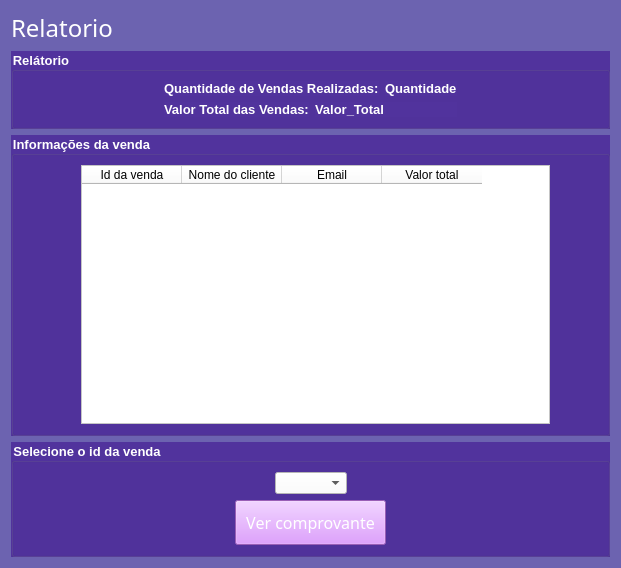
The window that view/relatorio.ui (Michel3-01/Sistema_Loja_de_Roupas) describes before a commit, drawn with Qt 5.
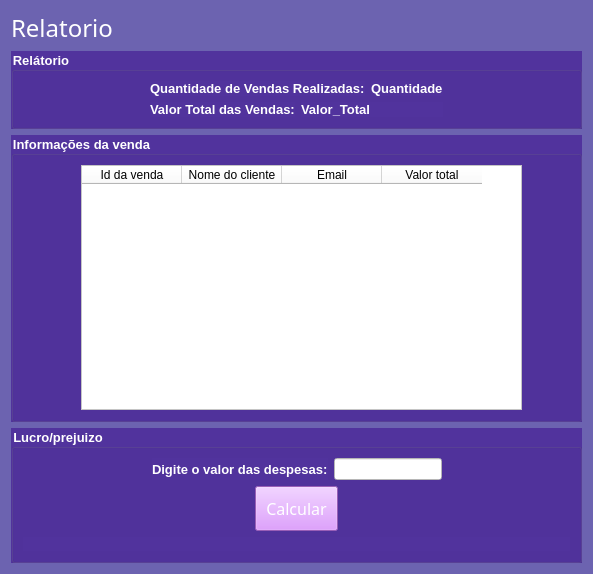
The same window after the commit.

Patch:
```diff
--- a/view/relatorio.ui
+++ b/view/relatorio.ui
@@ -6,8 +6,8 @@
    <rect>
     <x>0</x>
     <y>0</y>
-    <width>621</width>
-    <height>568</height>
+    <width>593</width>
+    <height>574</height>
    </rect>
   </property>
   <property name="windowTitle">
@@ -264,7 +264,7 @@
 color:rgb(255,255,255);</string>
        </property>
        <property name="title">
-        <string>Selecione o id da venda</string>
+        <string>Lucro/prejuizo</string>
        </property>
        <layout class="QVBoxLayout" name="verticalLayout_3">
         <item>
@@ -285,12 +285,33 @@
              </spacer>
             </item>
             <item>
-             <widget class="QComboBox" name="comboBox">
-              <property name="styleSheet">
-               <string notr="true">background-color: rgb(255, 255, 255);
+             <layout class="QHBoxLayout" name="horizontalLayout_8">
+              <item>
+               <widget class="QLabel" name="label_9">
+                <property name="font">
+                 <font>
+                  <pointsize>10</pointsize>
+                  <weight>75</weight>
+                  <bold>true</bold>
+                 </font>
+                </property>
+                <property name="styleSheet">
+                 <string notr="true">color: rgb(255, 255, 255);</string>
+                </property>
+                <property name="text">
+                 <string>Digite o valor das despesas:</string>
+                </property>
+               </widget>
+              </item>
+              <item>
+               <widget class="QLineEdit" name="label_despesas">
+                <property name="styleSheet">
+                 <string notr="true">background-color: rgb(255, 255, 255);
 color: rgb(0, 0, 0);</string>
-              </property>
-             </widget>
+                </property>
+               </widget>
+              </item>
+             </layout>
             </item>
             <item>
              <spacer name="horizontalSpacer_4">
@@ -337,7 +358,7 @@
 </string>
               </property>
               <property name="text">
-               <string>Ver comprovante</string>
+               <string>Calcular</string>
               </property>
              </widget>
             </item>
@@ -358,6 +379,13 @@
           </item>
          </layout>
         </item>
+        <item>
+         <widget class="QLabel" name="label_lucro_prejuizo">
+          <property name="text">
+           <string/>
+          </property>
+         </widget>
+        </item>
        </layout>
       </widget>
      </item>
```
Left out of the diff: 2 changed lines with no effect on the pictures.
